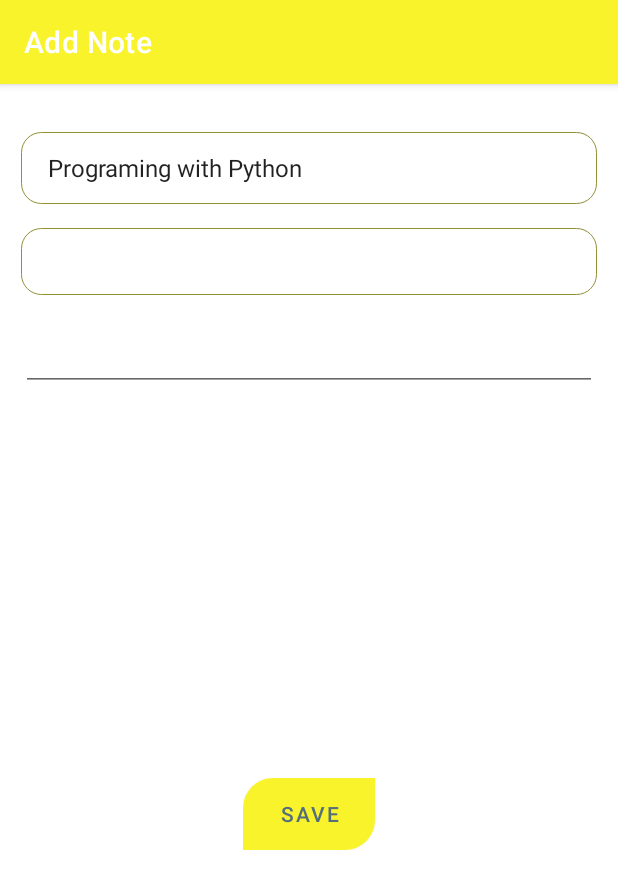
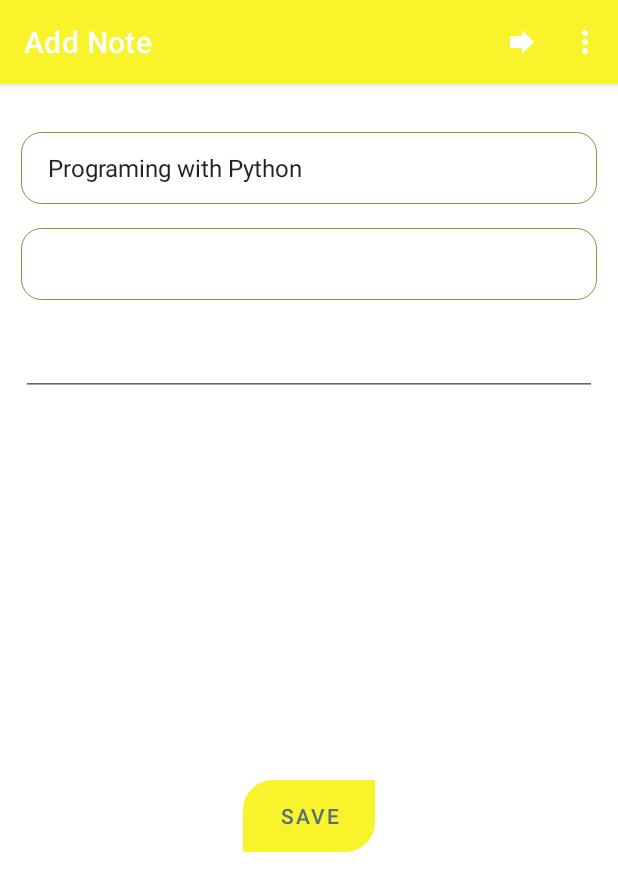
Before and after one commit to brightsonmacha/gads2021-noteapp, an Android app: the screen it shows after launch (MainActivity), after a tap on "ADD", on a phone screen of 412 x 824 dp. Shown: the top 891 px of the screen. Run offline under Robolectric (Android 15) with nearby library versions, the phone set to English and light mode, and no system bars.

Commit message:
Add option menu

```diff
--- a/app/src/main/java/com/example/noteapp/DataManager.kt
+++ b/app/src/main/java/com/example/noteapp/DataManager.kt
@@ -25,10 +25,10 @@ object DataManager {
     }
 
     private fun initializeNotes(){
-        var note = NoteInfo(courses.getValue("java"), "This is Java Notes")
+        var note = NoteInfo(courses.getValue("java"), "Java Notes", "This is Java Notes")
         notes.add(note)
 
-        note = NoteInfo(courses.getValue("golang"), "This is Golang Notes")
+        note = NoteInfo(courses.getValue("golang"), "Golang Notes", "This is Golang Notes")
         notes.add(note)
     }
 }
--- a/app/src/main/java/com/example/noteapp/NoteData.kt
+++ b/app/src/main/java/com/example/noteapp/NoteData.kt
@@ -6,7 +6,7 @@ class CourseInfo(val courseId:String, val courseTitle: String) {
     }
 }
 
-class NoteInfo(var course:CourseInfo, var noteTitle: String) {
+class NoteInfo(var course:CourseInfo, var noteTitle: String, var noteDesc: String) {
     override fun toString(): String {
         return noteTitle
     }
--- a/app/src/main/java/com/example/noteapp/NoteListActivity.kt
+++ b/app/src/main/java/com/example/noteapp/NoteListActivity.kt
@@ -28,18 +28,4 @@ class NoteListActivity : AppCompatActivity() {
             startActivity(Intent(this, MainActivity::class.java))
         }
     }
-
-    override fun onCreateOptionsMenu(menu: Menu?): Boolean {
-        //menuInflater.inflate(R.menu.menu_main, menu)
-        return super.onCreateOptionsMenu(menu)
-    }
-
-    override fun onOptionsItemSelected(item: MenuItem): Boolean {
-        //print(item);
-        return  when(item.itemId){
-            R.id.action_bar -> true
-            else -> super.onOptionsItemSelected(item)
-        }
-        //return super.onOptionsItemSelected(item)
-    }
 }
--- /dev/null
+++ b/app/src/main/res/drawable/ic_add.xml
@@ -0,0 +1,5 @@
+<vector android:height="24dp" android:tint="#FFFFFF"
+    android:viewportHeight="24" android:viewportWidth="24"
+    android:width="24dp" xmlns:android="http://schemas.android.com/apk/res/android">
+    <path android:fillColor="@android:color/white" android:pathData="M19,13h-6v6h-2v-6H5v-2h6V5h2v6h6v2z"/>
+</vector>
--- /dev/null
+++ b/app/src/main/res/drawable/ic_next.xml
@@ -0,0 +1,5 @@
+<vector android:height="24dp" android:tint="#FFFFFF"
+    android:viewportHeight="24" android:viewportWidth="24"
+    android:width="24dp" xmlns:android="http://schemas.android.com/apk/res/android">
+    <path android:fillColor="@android:color/white" android:pathData="M12,8V4l8,8 -8,8v-4H4V8z"/>
+</vector>
--- a/app/src/main/res/layout/activity_main.xml
+++ b/app/src/main/res/layout/activity_main.xml
@@ -19,24 +19,27 @@
         app:layout_constraintHorizontal_bias="0.0"
         app:layout_constraintStart_toStartOf="parent"
         app:layout_constraintTop_toTopOf="parent"
-        app:layout_constraintVertical_bias="0.0" />
+        app:layout_constraintVertical_bias="0.0"
+        tools:ignore="SpeakableTextPresentCheck" />
 
     <EditText
         android:id="@+id/txtTitle"
         android:layout_width="0dp"
         android:layout_height="wrap_content"
         android:layout_marginTop="16dp"
+        android:background="@drawable/border_round"
         android:ems="10"
         android:gravity="start|top"
         android:inputType="textMultiLine"
-        android:background="@drawable/border_round"
+        android:minHeight="48dp"
         android:singleLine="false"
         app:layout_constraintBottom_toBottomOf="parent"
         app:layout_constraintEnd_toEndOf="@+id/spinnerCourse"
         app:layout_constraintHorizontal_bias="1.0"
         app:layout_constraintStart_toStartOf="@+id/spinnerCourse"
         app:layout_constraintTop_toBottomOf="@+id/spinnerCourse"
-        app:layout_constraintVertical_bias="0.0" />
+        app:layout_constraintVertical_bias="0.0"
+        tools:ignore="SpeakableTextPresentCheck" />
 
     <EditText
         android:id="@+id/txtDesc"
@@ -52,7 +55,8 @@
         app:layout_constraintHorizontal_bias="0.0"
         app:layout_constraintStart_toStartOf="@+id/spinnerCourse"
         app:layout_constraintTop_toBottomOf="@+id/txtTitle"
-        app:layout_constraintVertical_bias="0.0" />
+        app:layout_constraintVertical_bias="0.0"
+        tools:ignore="SpeakableTextPresentCheck" />
 
     <include
         android:id="@+id/btn_save_note"
--- /dev/null
+++ b/app/src/main/res/menu/main_menu.xml
@@ -0,0 +1,13 @@
+<?xml version="1.0" encoding="utf-8"?>
+<menu xmlns:app="http://schemas.android.com/apk/res-auto"
+    xmlns:android="http://schemas.android.com/apk/res/android">
+
+    <item
+        android:id="@+id/next"
+        android:icon="@drawable/ic_next"
+        android:title="@string/next"
+        app:showAsAction="ifRoom" />
+    <item
+        android:id="@+id/settings"
+        android:title="@string/settings" />
+</menu>
--- a/app/src/main/res/values/colors.xml
+++ b/app/src/main/res/values/colors.xml
@@ -13,4 +13,6 @@
     <color name="capet">#2b2d42</color>
     <color name="whiteYellow">#FFFA59</color>
 
+    <color name="ic_launcher2_background">#FFFFFF</color>
+
 </resources>
--- a/app/src/main/res/values/ic_launcher2_background.xml
+++ /dev/null
@@ -1,4 +0,0 @@
-<?xml version="1.0" encoding="utf-8"?>
-<resources>
-    <color name="ic_launcher2_background">#FFFFFF</color>
-</resources>
--- a/app/src/main/res/values/strings.xml
+++ b/app/src/main/res/values/strings.xml
@@ -3,4 +3,6 @@
     <string name="btn_save">Save</string>
     <string name="note_list">Note List</string>
     <string name="add_note">Add Note</string>
+    <string name="next">Next</string>
+    <string name="settings">Settings</string>
 </resources>
```
Also changed, not shown: app/src/main/java/com/example/noteapp/MainActivity.kt (+32 -1 lines).
